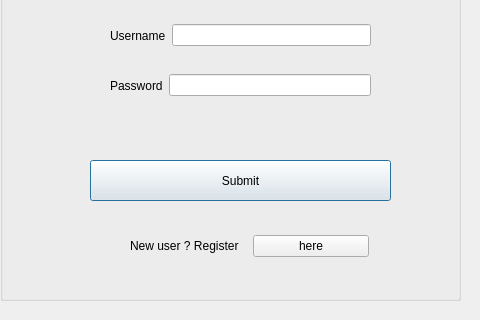
Above: CuringCamPAINS/gui/logingui.ui from CS-205-S22/CuringCamPAINS before the change; both pictures show x 190 to 670 and y 260 to 580 of the 832 by 580 pixel window. Below: the same form after it.
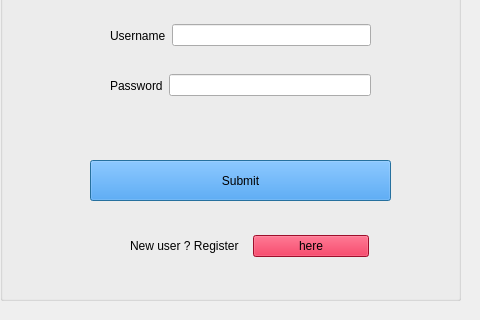
That is the form after the change.

The edit to the form file:
```diff
--- a/CuringCamPAINS/gui/logingui.ui
+++ b/CuringCamPAINS/gui/logingui.ui
@@ -34,6 +34,12 @@
       <height>41</height>
      </rect>
     </property>
+    <property name="autoFillBackground">
+     <bool>false</bool>
+    </property>
+    <property name="styleSheet">
+     <string notr="true">background-color:rgb(30,144,255);</string>
+    </property>
     <property name="text">
      <string>Submit</string>
     </property>
@@ -105,6 +111,10 @@
      </item>
      <item>
       <widget class="QPushButton" name="registration">
+       <property name="styleSheet">
+        <string notr="true">background-color:rgb(220,20,60);
+</string>
+       </property>
        <property name="text">
         <string>here</string>
        </property>
```
